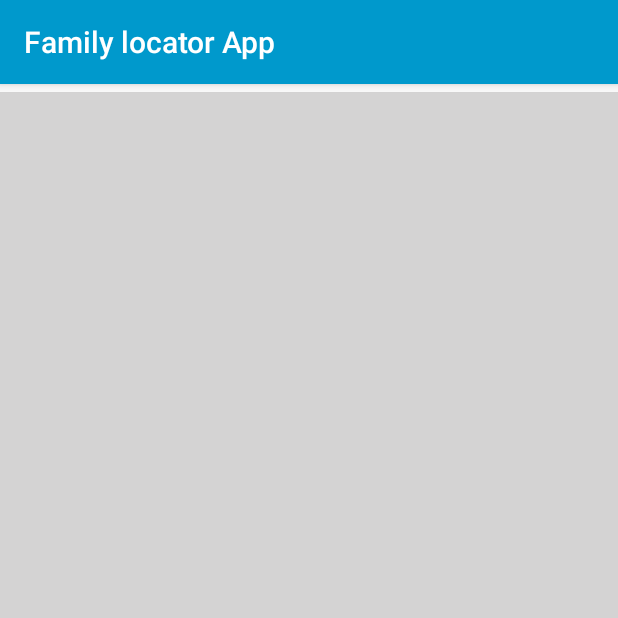
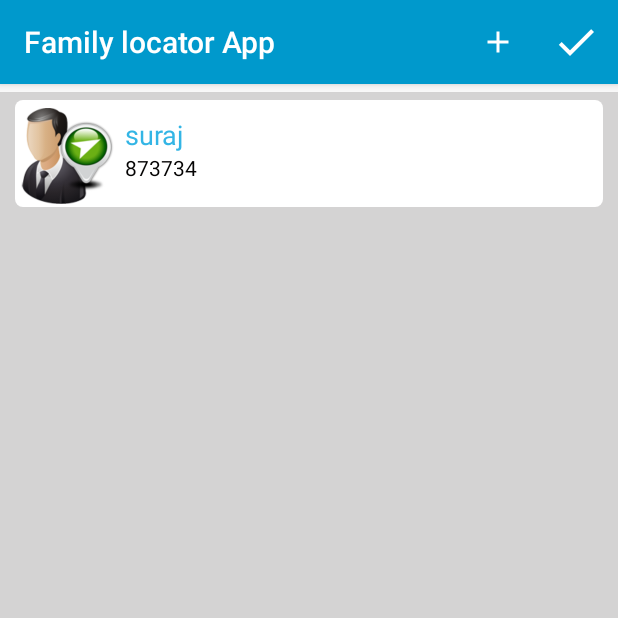
Before and after one commit to Birdielove/FamilylocatorApp, an Android app: the screen it shows after launch (MyTrackers), after a tap on "NEXT", on a phone screen of 412 x 824 dp, the top half of it. Run offline under Robolectric (Android 15) with nearby library versions, the phone set to English and light mode, and no system bars; our stand-ins replace Firebase (no records; nobody signed in at launch, a user with empty details on screens opened directly).

Commit message:
Prepare my tracker (Added ListAdapter, AddedMenu  etc)

```diff
--- /dev/null
+++ b/app/src/main/java/com/example/suraj/familylocatorapp/AdapterItems.java
@@ -0,0 +1,17 @@
+package com.example.suraj.familylocatorapp;
+
+/**
+ * Created by suraj on 15-06-2017.
+ */
+
+// adapter class
+public class AdapterItems
+{
+    public  String UserName;
+    public  String PhoneNumber;
+    AdapterItems(String UserName,String PhoneNumber)
+    {
+        this.UserName=UserName;
+        this.PhoneNumber = PhoneNumber;
+    }
+}
--- a/app/src/main/java/com/example/suraj/familylocatorapp/GlobalInfo.java
+++ b/app/src/main/java/com/example/suraj/familylocatorapp/GlobalInfo.java
@@ -6,6 +6,8 @@ import com.google.firebase.database.FirebaseDatabase;
 import java.text.DateFormat;
 import java.text.SimpleDateFormat;
 import java.util.Date;
+import java.util.HashMap;
+import java.util.Map;
 
 /**
  * Created by suraj on 15-06-2017.
@@ -13,9 +15,14 @@ import java.util.Date;
 
 public class GlobalInfo {
     public static String PhoneNumber = "";
+    public static Map<String,String> MyTrackers = new HashMap<>();
 
     public static void UpdateInfo(String UserPhone)
     {
+
+
+
+
         DateFormat df = new SimpleDateFormat("yyyy/dd HH:MM:ss");
         Date date = new Date();
         DatabaseReference mDatabase = FirebaseDatabase.getInstance().getReference();
--- a/app/src/main/java/com/example/suraj/familylocatorapp/MyTrackers.java
+++ b/app/src/main/java/com/example/suraj/familylocatorapp/MyTrackers.java
@@ -2,12 +2,101 @@ package com.example.suraj.familylocatorapp;
 
 import android.support.v7.app.AppCompatActivity;
 import android.os.Bundle;
+import android.view.LayoutInflater;
+import android.view.Menu;
+import android.view.MenuInflater;
+import android.view.MenuItem;
+import android.view.View;
+import android.view.ViewGroup;
+import android.widget.BaseAdapter;
+import android.widget.ListView;
+import android.widget.TextView;
+import android.widget.Toast;
+
+import java.util.ArrayList;
 
 public class MyTrackers extends AppCompatActivity {
+
+    ArrayList<AdapterItems>    listnewsData = new ArrayList<AdapterItems>();
+    MyCustomAdapter myadapter;
 
     @Override
     protected void onCreate(Bundle savedInstanceState) {
         super.onCreate(savedInstanceState);
         setContentView(R.layout.activity_my_trackers);
+        listnewsData.add(new AdapterItems("suraj","873734"));
+        myadapter=new MyCustomAdapter(listnewsData);
+        ListView lsNews=(ListView)findViewById(R.id.listView);
+        lsNews.setAdapter(myadapter);//intisal with data
+    }
+    void Referesh()
+    {
+
+    }
+
+    @Override
+    public boolean onCreateOptionsMenu(Menu menu) {
+        MenuInflater inflater = getMenuInflater();
+        inflater.inflate(R.menu.menu_contact_list, menu);
+        return true;
+    }
+
+    @Override
+    public boolean onOptionsItemSelected(MenuItem item) {
+        // Handle item selection
+        switch (item.getItemId()) {
+            case R.id.goback:
+                finish();
+                return true;
+
+            case R.id.add:
+
+                return true;
+            default:
+                return super.onOptionsItemSelected(item);
+        }
+    }
+
+    private class MyCustomAdapter extends BaseAdapter {
+        public ArrayList<AdapterItems> listnewsDataAdpater ;
+
+        public MyCustomAdapter(ArrayList<AdapterItems>  listnewsDataAdpater) {
+            this.listnewsDataAdpater=listnewsDataAdpater;
+        }
+
+
+        @Override
+        public int getCount() {
+            return listnewsDataAdpater.size();
+        }
+
+        @Override
+        public String getItem(int position) {
+            return null;
+        }
+
+        @Override
+        public long getItemId(int position) {
+            return position;
+        }
+
+        @Override
+        public View getView(int position, View convertView, ViewGroup parent)
+        {
+            LayoutInflater mInflater = getLayoutInflater();
+            View myView = mInflater.inflate(R.layout.single_row_conact,null);
+
+            final   AdapterItems s = listnewsDataAdpater.get(position);
+
+            TextView tv_user_name=( TextView)myView.findViewById(R.id.tv_user_name);
+            tv_user_name.setText(s.UserName);
+
+            TextView tv_phone=( TextView)myView.findViewById(R.id.tv_phone);
+            tv_phone.setText(s.PhoneNumber);
+
+
+            return myView;
+        }
+
     }
 }
--- a/app/src/main/res/layout/single_row_conact.xml
+++ b/app/src/main/res/layout/single_row_conact.xml
@@ -41,7 +41,7 @@
                 android:layout_height="wrap_content"
                 android:textAppearance="?android:attr/textAppearanceLarge"
                 android:text="Find My phone"
-                android:id="@+id/textView1"
+                android:id="@+id/tv_user_name"
                 android:layout_alignParentTop="true"
                 android:layout_toRightOf="@+id/imageView"
                 android:layout_alignParentRight="true"
@@ -56,7 +56,7 @@
                 android:layout_height="wrap_content"
                 android:textAppearance="?android:attr/textAppearanceSmall"
                 android:text="Phone Number"
-                android:id="@+id/textView2"
+                android:id="@+id/tv_phone"
                 android:layout_below="@+id/textView1"
                 android:layout_toRightOf="@+id/imageView"
                 android:textColor="@color/black"
```
